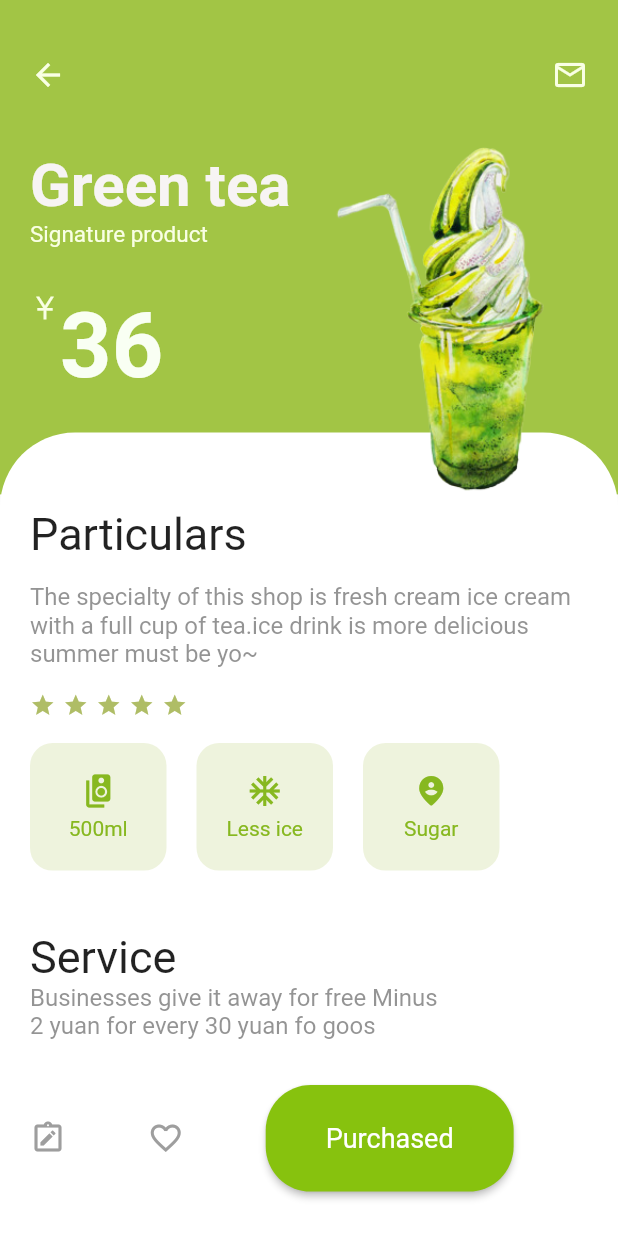
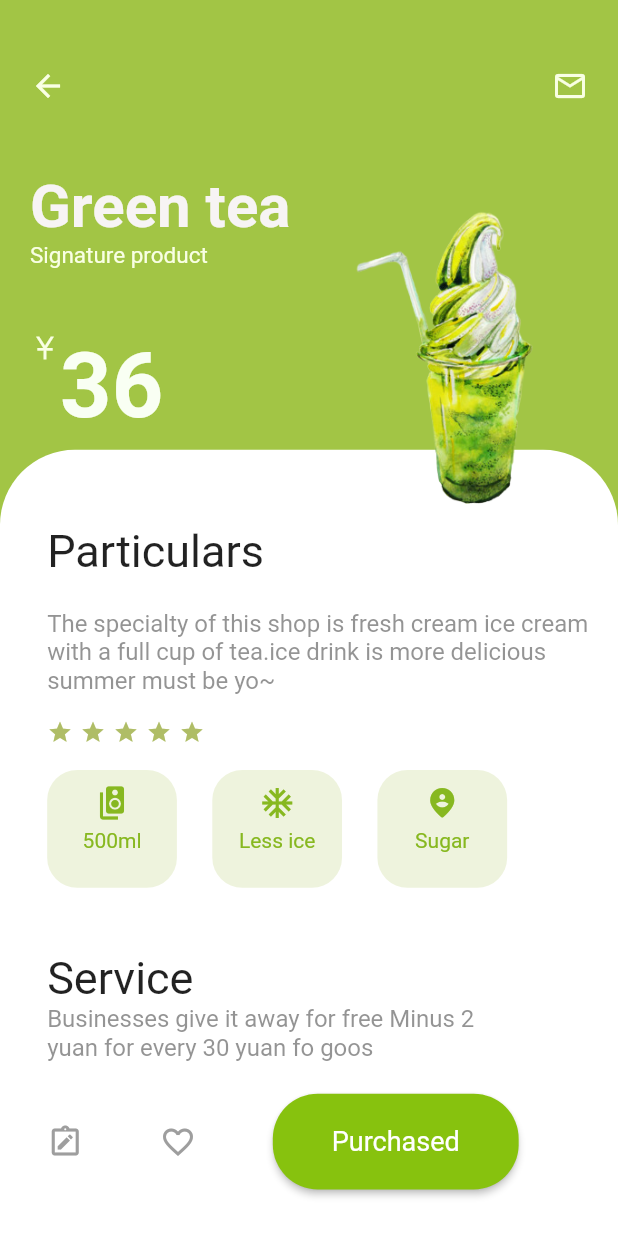
Before and after one commit to KareemKukhon/GSG, a Flutter app: the screen it shows after launch, on a phone screen of 412 x 824 dp. Run offline on Flutter 3.47's test engine with Material 2 defaults, Android fonts, the phone set to English and light mode, and no system bars; our stand-ins replace flutter_screenutil.

Commit message:
Project1

```diff
--- a/lib/main.dart
+++ b/lib/main.dart
@@ -1,18 +1,48 @@
-import 'dart:html';
-import 'dart:math';
-import 'dart:ui';
+import 'dart:developer';
 
 import 'package:flutter/material.dart';
+import 'package:flutter_screenutil/flutter_screenutil.dart';
+
 void main() {
-  runApp(MaterialApp(debugShowCheckedModeBanner: false, home: MyApp()));
+  runApp(sensitive());
 }
 
-class MyApp extends StatelessWidget {
+class sensitive extends StatelessWidget {
   @override
   Widget build(BuildContext context) {
     // TODO: implement build
-    double widh = 91;
-    double hght = 85;
+    return ScreenUtilInit(
+      designSize: const Size(262, 577),
+      builder: (context, child) {
+        return MaterialApp(debugShowCheckedModeBanner: false, home: MyApp());
+      },
+    );
+  }
+}
+
+class MyApp extends StatefulWidget {
+  @override
+  State<MyApp> createState() => _MyAppState();
+}
+
+class _MyAppState extends State<MyApp> {
+  @override
+  bool isfavorite = false;
+
+  void toggleFavorite() {
+    setState(() {
+      if (isfavorite) {
+        isfavorite = false;
+      } else {
+        isfavorite = true;
+      }
+    });
+  }
+
+  Widget build(BuildContext context) {
+    // TODO: implement build
+    double widh = 55.w;
+    double hght = 55.h;
     double screenHeight = MediaQuery.of(context).size.height;
     double screenWidth = MediaQuery.of(context).size.width;
     return Scaffold(
@@ -21,11 +51,10 @@ class MyApp extends StatelessWidget {
         width: screenWidth,
         height: screenHeight,
         child: Stack(
-
           children: [
             Column(children: [
               SizedBox(
-                height: screenHeight * 0.4,
+                height: 250.h,
                 child: Container(
                   padding: EdgeInsets.fromLTRB(20, 0, 20, 0),
                   color: Color.fromRGBO(162, 197, 69, 1),
@@ -35,7 +64,7 @@ class MyApp extends StatelessWidget {
                         Container(
                           alignment: Alignment.topCenter,
                           child: SizedBox(
-                            height: 100,
+                            height: 80.h,
                             child: Row(
                               mainAxisAlignment: MainAxisAlignment.spaceBetween,
                               children: [
@@ -67,7 +96,7 @@ class MyApp extends StatelessWidget {
                           ),
                         ),
                         SizedBox(
-                          height: 30,
+                          height: 30.h,
                         ),
                         Row(
                           crossAxisAlignment: CrossAxisAlignment.start,
@@ -87,17 +116,16 @@ class MyApp extends StatelessWidget {
                             )
                           ],
                         )
-                      ]
-                      ),
+                      ]),
                 ),
               ),
             ]),
             Positioned(
-              top: screenHeight * 0.35,
+              top: 210.h,
               child: Container(
-                  padding: EdgeInsets.fromLTRB(20, 50, 0, 0),
+                  padding: EdgeInsets.fromLTRB(20.w, 35.h, 0, 0),
                   width: screenWidth,
-                  height: screenHeight * 0.65,
+                  height: 370.h,
                   decoration: BoxDecoration(
                     color: Colors.white,
                     borderRadius: BorderRadius.only(
@@ -114,7 +142,7 @@ class MyApp extends StatelessWidget {
                         ),
                       ),
                       SizedBox(
-                        height: 15,
+                        height: 15.h,
                       ),
                       Text(
                         "The specialty of this shop is fresh cream ice cream with a full cup of tea." +
@@ -126,7 +154,8 @@ class MyApp extends StatelessWidget {
                       ),
                       Row(
                         children: [
-                          Padding(padding: EdgeInsets.fromLTRB(0, 10, 0, 40)),
+                          Padding(
+                              padding: EdgeInsets.fromLTRB(0, 15.h, 0, 20.h)),
                           Icon(Icons.star,
                               size: 17,
                               color: Color.fromRGBO(175, 189, 102, 15)),
@@ -164,8 +193,8 @@ class MyApp extends StatelessWidget {
                             decoration: BoxDecoration(
                                 color: Color.fromRGBO(238, 243, 221, 1),
                                 borderRadius:
-                                    BorderRadius.all(Radius.circular(15))),
-                            padding: EdgeInsets.all(20),
+                                    BorderRadius.all(Radius.circular(20))),
+                            padding: EdgeInsets.all(10),
                             child: SizedBox(
                               width: 200,
                               child: Column(
@@ -185,7 +214,7 @@ class MyApp extends StatelessWidget {
                             ),
                           ),
                           SizedBox(
-                            width: 20,
+                            width: 15.w,
                           ),
                           Container(
                             width: widh,
@@ -193,8 +222,8 @@ class MyApp extends StatelessWidget {
                             decoration: BoxDecoration(
                                 color: Color.fromRGBO(238, 243, 221, 1),
                                 borderRadius:
-                                    BorderRadius.all(Radius.circular(15))),
-                            padding: EdgeInsets.all(20),
+                                    BorderRadius.all(Radius.circular(20))),
+                            padding: EdgeInsets.all(10),
                             child: Column(
                               children: [
                                 Icon(
@@ -211,7 +240,7 @@ class MyApp extends StatelessWidget {
                             ),
                           ),
                           SizedBox(
-                            width: 20,
+                            width: 15.w,
                           ),
                           Container(
                             width: widh,
@@ -219,8 +248,8 @@ class MyApp extends StatelessWidget {
                             decoration: BoxDecoration(
                                 color: Color.fromRGBO(238, 243, 221, 1),
                                 borderRadius:
-                                    BorderRadius.all(Radius.circular(15))),
-                            padding: EdgeInsets.all(20),
+                                    BorderRadius.all(Radius.circular(20))),
+                            padding: EdgeInsets.all(10),
                             child: Column(
                               children: [
                                 Icon(
@@ -238,7 +267,7 @@ class MyApp extends StatelessWidget {
                           ),
                         ],
                       ),
-                      Padding(padding: EdgeInsets.fromLTRB(0, 40, 0, 0)),
+                      Padding(padding: EdgeInsets.fromLTRB(0, 30.h, 0, 0)),
                       Text(
                         "Service",
                         style: TextStyle(
@@ -246,7 +275,7 @@ class MyApp extends StatelessWidget {
                         ),
                       ),
                       SizedBox(
-                        width: 275,
+                        width: 185.w,
                         child: Text(
                           "Businesses give it away for free Minus 2 yuan for every 30 yuan fo goos",
                           style: TextStyle(
@@ -255,7 +284,7 @@ class MyApp extends StatelessWidget {
                         ),
                       ),
                       SizedBox(
-                        height: 30,
+                        height: 15.h,
                       ),
                       Row(
                         mainAxisAlignment: MainAxisAlignment.spaceBetween,
@@ -264,16 +293,25 @@ class MyApp extends StatelessWidget {
                             Icons.note_alt_outlined,
                             color: Colors.grey,
                           ),
-                          Icon(
-                            Icons.favorite_border_sharp,
-                            color: Colors.grey,
+                          InkWell(
+                            child: Icon(
+                              isfavorite
+                                  ? Icons.favorite
+                                  : Icons.favorite_border_sharp,
+                              color: isfavorite ? Colors.red : Colors.grey,
+                            ),
+                            onTap: () {
+                              toggleFavorite();
+                              log(isfavorite.toString());
+                            },
                           ),
                           ElevatedButton(
                             onPressed: () {},
                             style: ElevatedButton.styleFrom(
                                 shape: RoundedRectangleBorder(
                                     borderRadius: BorderRadius.circular(30)),
-                                padding: EdgeInsets.fromLTRB(40, 25, 40, 25),
+                                padding:
+                                    EdgeInsets.fromLTRB(25.w, 15.h, 25.w, 15.h),
                                 textStyle: TextStyle(fontSize: 18),
                                 backgroundColor:
                                     Color.fromRGBO(135, 194, 14, 1)),
@@ -288,12 +326,12 @@ class MyApp extends StatelessWidget {
                   )),
             ),
             Positioned(
-              left: screenWidth * 0.4,
-              top: screenHeight * 0.1,
+              left: 150.w,
+              top: 85.h,
               child: Image.asset(
                 "images/greentea.png",
-                width: 300,
-                height: 270,
+                width: 100.w,
+                height: 170.h,
               ),
             ),
           ],
--- a/pubspec.yaml
+++ b/pubspec.yaml
@@ -1,4 +1,4 @@
-name: project1
+name: flutter_application_9
 description: A new Flutter project.
 
 # The following line prevents the package from being accidentally published to
@@ -36,6 +36,7 @@ dependencies:
   # The following adds the Cupertino Icons font to your application.
   # Use with the CupertinoIcons class for iOS style icons.
   cupertino_icons: ^1.0.2
+  flutter_screenutil: ^5.5.4
 
 dev_dependencies:
   flutter_test:
```
Also changed, not shown: pubspec.lock, 19 other files.
